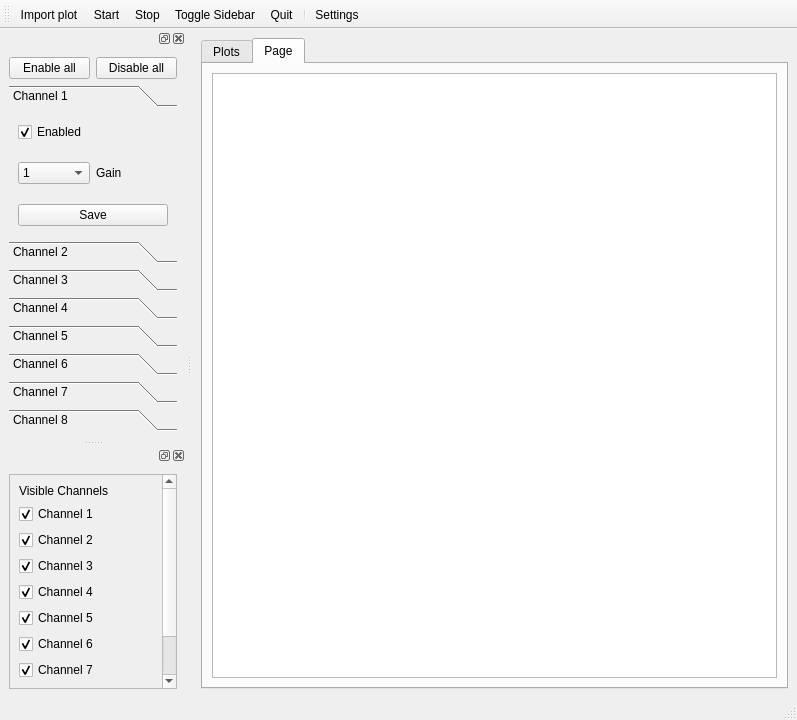
Above: bin/qteeg.ui from elcoco/eeg before the change. Below: the same form after it.
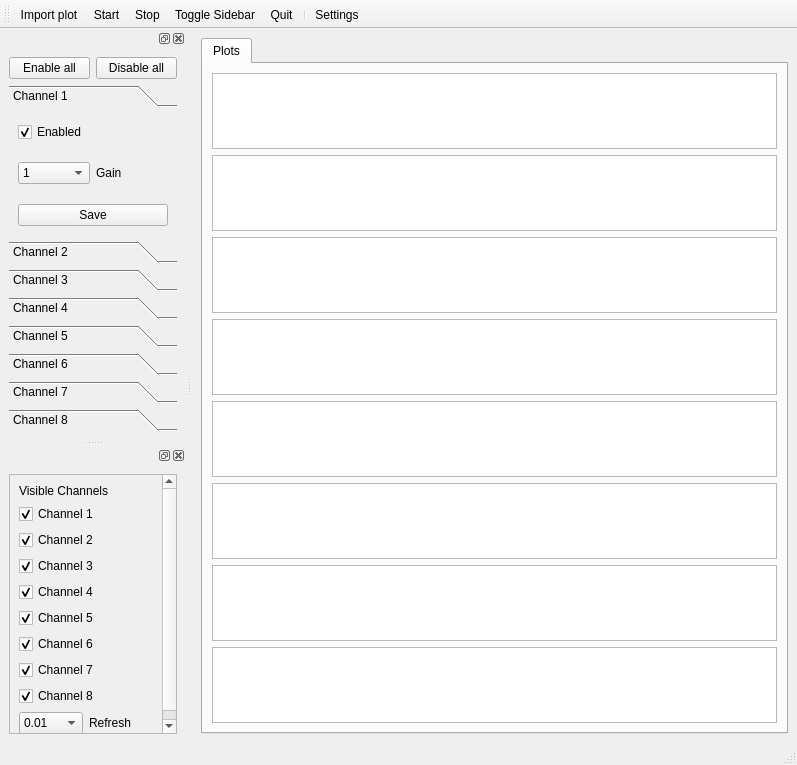
That is the form after the change. Icons and pictures are not drawn. Custom widgets are drawn as their Qt base class.

Diff of the .ui file:
```diff
--- a/bin/qteeg.ui
+++ b/bin/qteeg.ui
@@ -7,7 +7,7 @@
     <x>0</x>
     <y>0</y>
     <width>797</width>
-    <height>720</height>
+    <height>765</height>
    </rect>
   </property>
   <property name="windowTitle">
@@ -18,7 +18,7 @@
     <item>
      <widget class="QTabWidget" name="tabWidgetPlot">
       <property name="currentIndex">
-       <number>1</number>
+       <number>0</number>
       </property>
       <widget class="QWidget" name="tab">
        <attribute name="title">
@@ -51,16 +51,6 @@
         </item>
        </layout>
       </widget>
-      <widget class="QWidget" name="tab_2">
-       <attribute name="title">
-        <string>Page</string>
-       </attribute>
-       <layout class="QVBoxLayout" name="verticalLayout_15">
-        <item>
-         <widget class="PlotWidget" name="graphicsView"/>
-        </item>
-       </layout>
-      </widget>
      </widget>
     </item>
    </layout>
```
Left out of the diff: 2 changed lines with no effect on the pictures.
